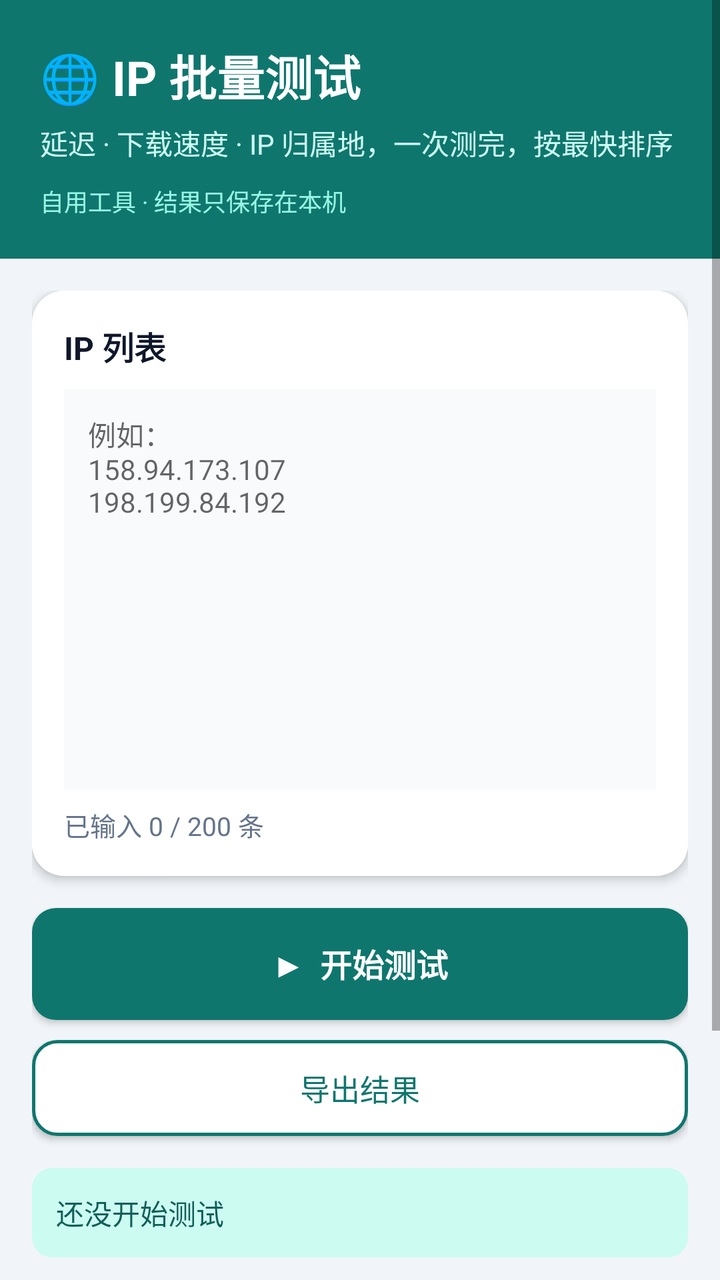
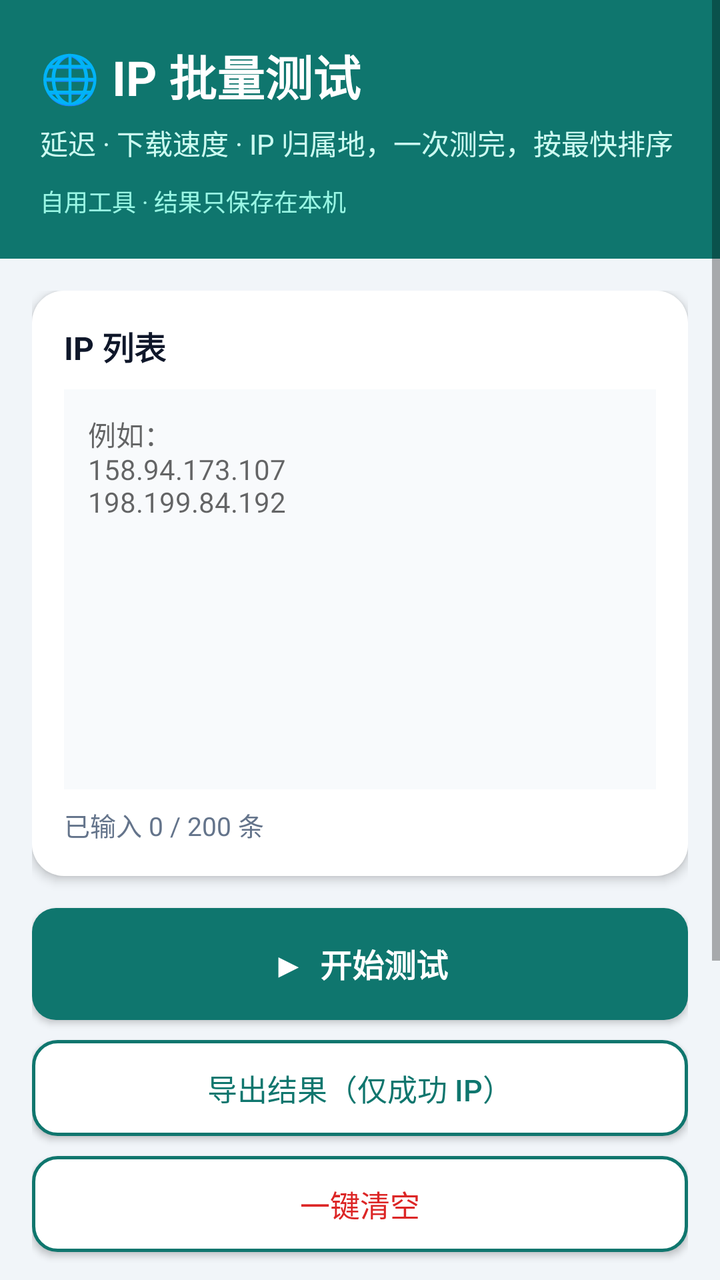

Before-and-after screenshots of an Android layout around one commit, followed by the original layout XML and the change that was made.
<!-- AndroidManifest.xml: application theme Theme.AppCompat.Light -->
<!-- res/layout/activity_main.xml -->
<?xml version="1.0" encoding="utf-8"?>
<ScrollView xmlns:android="http://schemas.android.com/apk/res/android"
    android:layout_width="match_parent" android:layout_height="match_parent"
    android:background="#F1F5F9" android:fillViewport="true">
    <LinearLayout android:layout_width="match_parent" android:layout_height="wrap_content" android:orientation="vertical">

        
        <LinearLayout android:layout_width="match_parent" android:layout_height="wrap_content"
            android:background="#0F766E" android:orientation="vertical" android:padding="20dp">
            <TextView android:layout_width="wrap_content" android:layout_height="wrap_content"
                android:text="🌐 IP 批量测试" android:textColor="#FFFFFF" android:textSize="24sp" android:textStyle="bold" />
            <TextView android:layout_width="wrap_content" android:layout_height="wrap_content"
                android:text="延迟 · 下载速度 · IP 归属地，一次测完，按最快排序" android:textColor="#CCFBF1" android:textSize="14sp" android:layout_marginTop="6dp" />
            <TextView android:layout_width="wrap_content" android:layout_height="wrap_content"
                android:text="自用工具 · 结果只保存在本机" android:textColor="#99F6E4" android:textSize="12sp" android:layout_marginTop="10dp" />
        </LinearLayout>

        <LinearLayout android:layout_width="match_parent" android:layout_height="wrap_content"
            android:orientation="vertical" android:padding="16dp">

            
            <LinearLayout android:layout_width="match_parent" android:layout_height="wrap_content"
                android:background="@drawable/bg_card" android:elevation="3dp" android:orientation="vertical" android:padding="16dp">
                <TextView android:layout_width="wrap_content" android:layout_height="wrap_content"
                    android:text="IP 列表" android:textSize="16sp" android:textStyle="bold" android:textColor="#0F172A" />
                <EditText android:id="@+id/input" android:layout_width="match_parent" android:layout_height="wrap_content"
                    android:minHeight="200dp" android:background="#F8FAFC" android:gravity="top" android:padding="12dp"
                    android:hint="例如：&#10;158.94.173.107&#10;198.199.84.192"
                    android:inputType="textMultiLine" android:textSize="14sp" android:layout_marginTop="10dp"
                    android:scrollbars="none" android:overScrollMode="never" android:isScrollContainer="false" />
                <TextView android:id="@+id/count" android:layout_width="wrap_content" android:layout_height="wrap_content"
                    android:text="已输入 0 / 200 条" android:textColor="#64748B" android:textSize="13sp" android:layout_marginTop="8dp" />
            </LinearLayout>

            <Button android:id="@+id/btnTest" android:layout_width="match_parent" android:layout_height="56dp"
                android:background="@drawable/bg_button_primary" android:text="▶  开始测试" android:textColor="#FFFFFF"
                android:textSize="16sp" android:textStyle="bold" android:layout_marginTop="16dp" />
            <Button android:id="@+id/btnExport" android:layout_width="match_parent" android:layout_height="48dp"
                android:background="@drawable/bg_button_outline" android:text="导出结果" android:textColor="#0F766E"
                android:textSize="15sp" android:layout_marginTop="10dp" />

            <TextView android:id="@+id/status" android:layout_width="match_parent" android:layout_height="wrap_content"
                android:background="@drawable/bg_status" android:padding="12dp" android:text="还没开始测试"
                android:textColor="#115E59" android:textSize="14sp" android:layout_marginTop="16dp" />

            
            <LinearLayout android:layout_width="match_parent" android:layout_height="wrap_content"
                android:background="@drawable/bg_card" android:elevation="3dp" android:orientation="vertical"
                android:padding="16dp" android:layout_marginTop="16dp">
                <TextView android:layout_width="wrap_content" android:layout_height="wrap_content"
                    android:text="📊 测试结果（按延迟从低到高）" android:textSize="16sp" android:textStyle="bold" android:textColor="#0F172A" />
                <TextView android:id="@+id/output" android:layout_width="match_parent" android:layout_height="wrap_content"
                    android:text="结果会显示在这里" android:textColor="#334155" android:textSize="14sp"
                    android:lineSpacingExtra="4dp" android:textIsSelectable="true" android:layout_marginTop="10dp" />
            </LinearLayout>

            <TextView android:layout_width="wrap_content" android:layout_height="wrap_content"
                android:text="提示：有的 IP 不提供网页服务，下载速度会显示“-”，以延迟为主看。"
                android:textColor="#94A3B8" android:textSize="12sp" android:layout_marginTop="14dp" />
        </LinearLayout>
    </LinearLayout>
</ScrollView>
<!-- resources referenced by this layout -->
<resources>
  <!-- drawable bg_button_outline (drawable) -->
  <?xml version="1.0" encoding="utf-8"?>
  <shape xmlns:android="http://schemas.android.com/apk/res/android" android:shape="rectangle">
      <solid android:color="#FFFFFF" />
      <stroke android:width="1.5dp" android:color="#0F766E" />
      <corners android:radius="12dp" />
  </shape>
  <!-- drawable bg_button_primary (drawable) -->
  <?xml version="1.0" encoding="utf-8"?>
  <shape xmlns:android="http://schemas.android.com/apk/res/android" android:shape="rectangle">
      <solid android:color="#0F766E" />
      <corners android:radius="12dp" />
  </shape>
  <!-- drawable bg_card (drawable) -->
  <?xml version="1.0" encoding="utf-8"?>
  <shape xmlns:android="http://schemas.android.com/apk/res/android" android:shape="rectangle">
      <solid android:color="#FFFFFF" />
      <corners android:radius="16dp" />
  </shape>
  <!-- drawable bg_status (drawable) -->
  <?xml version="1.0" encoding="utf-8"?>
  <shape xmlns:android="http://schemas.android.com/apk/res/android" android:shape="rectangle">
      <solid android:color="#CCFBF1" />
      <corners android:radius="10dp" />
  </shape>
</resources>

<!-- the commit's change to res/layout/activity_main.xml (unified diff, before → after) -->
@@ -36,7 +36,10 @@
                 android:background="@drawable/bg_button_primary" android:text="▶  开始测试" android:textColor="#FFFFFF"
                 android:textSize="16sp" android:textStyle="bold" android:layout_marginTop="16dp" />
             <Button android:id="@+id/btnExport" android:layout_width="match_parent" android:layout_height="48dp"
-                android:background="@drawable/bg_button_outline" android:text="导出结果" android:textColor="#0F766E"
+                android:background="@drawable/bg_button_outline" android:text="导出结果（仅成功 IP）" android:textColor="#0F766E"
+                android:textSize="15sp" android:layout_marginTop="10dp" />
+            <Button android:id="@+id/btnClear" android:layout_width="match_parent" android:layout_height="48dp"
+                android:background="@drawable/bg_button_outline" android:text="一键清空" android:textColor="#DC2626"
                 android:textSize="15sp" android:layout_marginTop="10dp" />
 
             <TextView android:id="@+id/status" android:layout_width="match_parent" android:layout_height="wrap_content"
@@ -55,7 +58,7 @@
             </LinearLayout>
 
             <TextView android:layout_width="wrap_content" android:layout_height="wrap_content"
-                android:text="提示：有的 IP 不提供网页服务，下载速度会显示“-”，以延迟为主看。"
+                android:text="提示：延迟用 URL 请求实测，失败的 IP 不显示在结果里；导出结果只导出测试成功的 IP。"
                 android:textColor="#94A3B8" android:textSize="12sp" android:layout_marginTop="14dp" />
         </LinearLayout>
     </LinearLayout>
